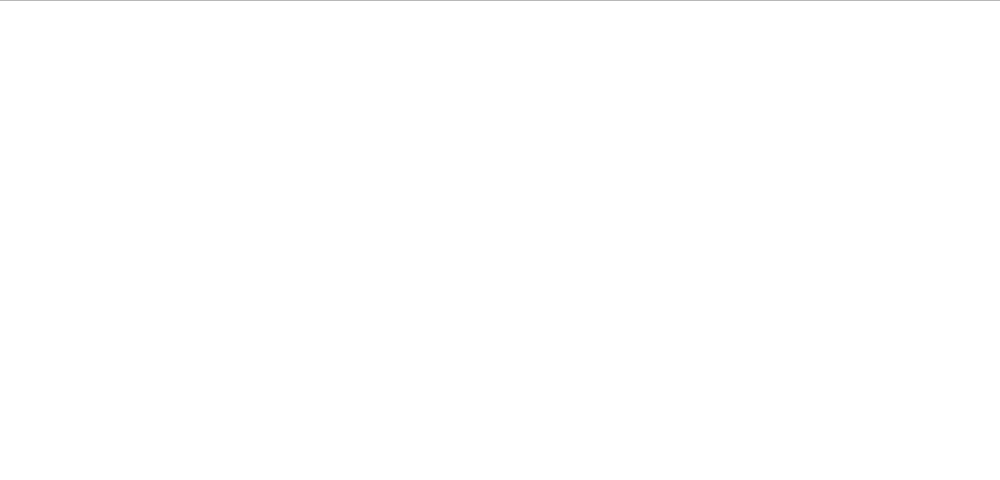
The window that GUI/Final/secondwindow.ui (aaryashah1010/Capstone-Sleepinducer) describes before a commit, drawn with Qt 5.
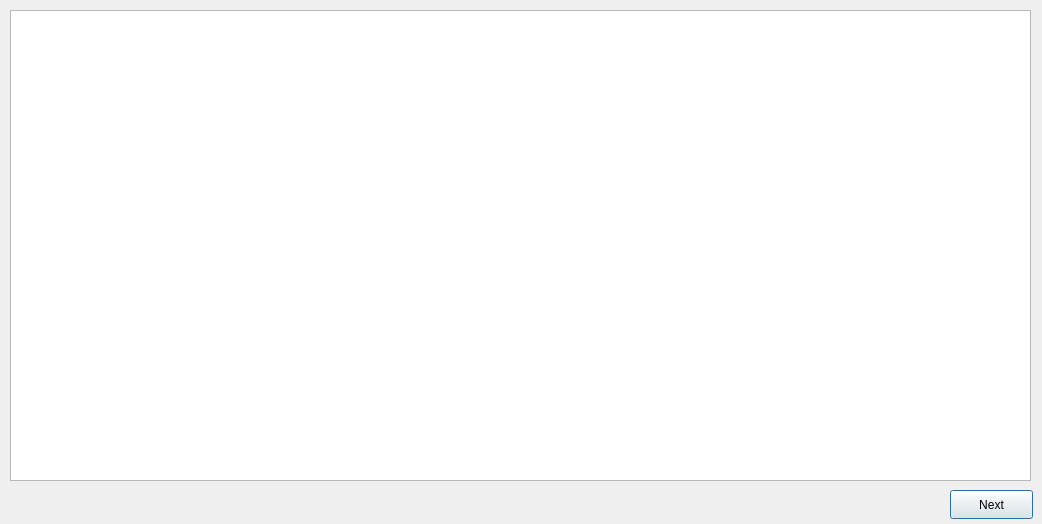
The same window after the commit.

Diff of the .ui file:
```diff
--- a/GUI/Final/secondwindow.ui
+++ b/GUI/Final/secondwindow.ui
@@ -6,8 +6,8 @@
    <rect>
     <x>0</x>
     <y>0</y>
-    <width>1000</width>
-    <height>480</height>
+    <width>1042</width>
+    <height>524</height>
    </rect>
   </property>
   <property name="windowTitle">
@@ -16,13 +16,26 @@
   <widget class="QTableView" name="tableView">
    <property name="geometry">
     <rect>
-     <x>-10</x>
-     <y>0</y>
-     <width>1011</width>
-     <height>481</height>
+     <x>10</x>
+     <y>10</y>
+     <width>1021</width>
+     <height>471</height>
     </rect>
    </property>
   </widget>
+  <widget class="QPushButton" name="pushButton">
+   <property name="geometry">
+    <rect>
+     <x>950</x>
+     <y>490</y>
+     <width>83</width>
+     <height>29</height>
+    </rect>
+   </property>
+   <property name="text">
+    <string>Next</string>
+   </property>
+  </widget>
  </widget>
  <resources/>
  <connections/>
```
